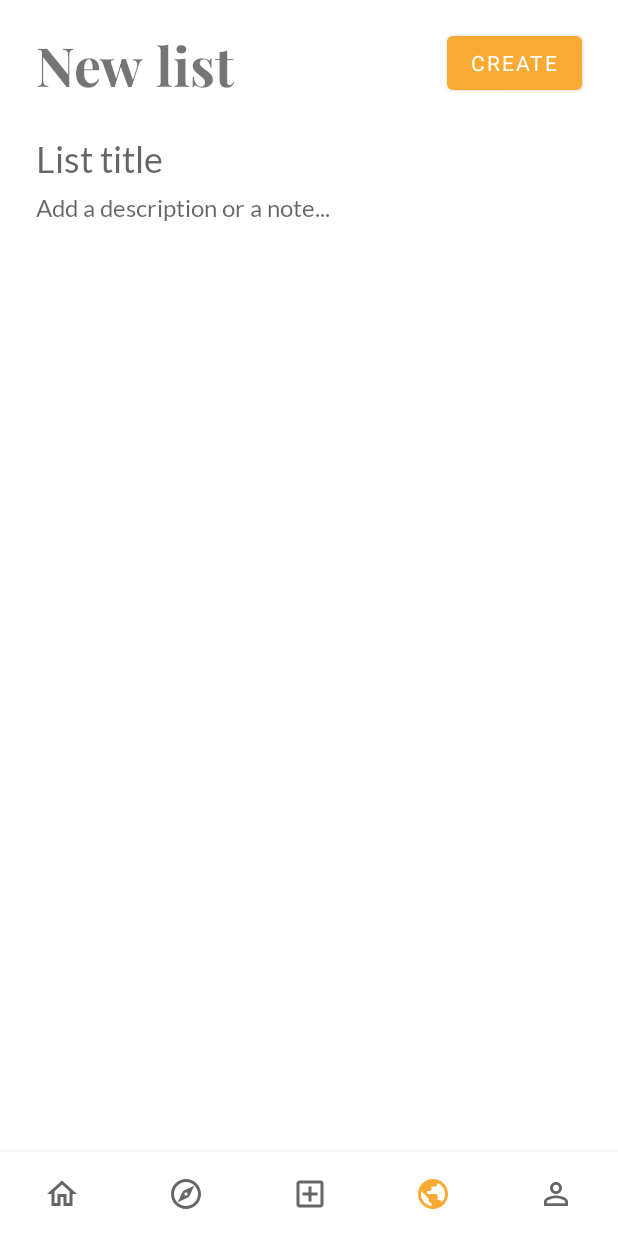
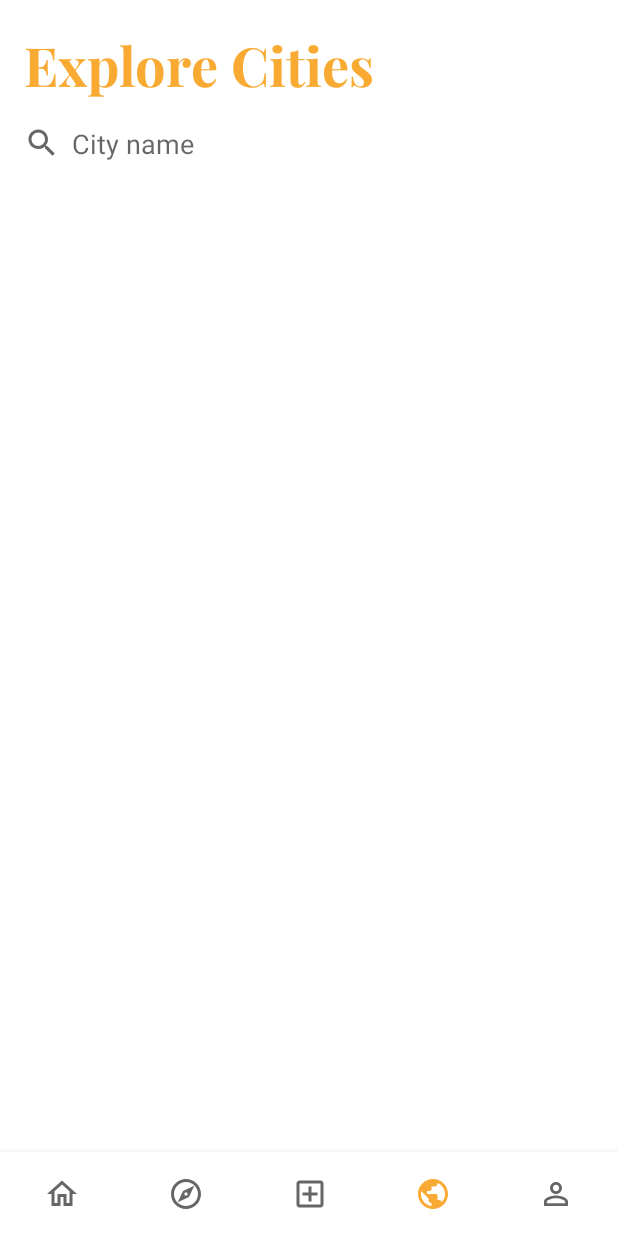
Before and after one commit to meoswift/Buckos, an Android app: the MainActivity screen opened directly, with no data from a screen before it, item 4 of the bottom bar chosen, on a phone screen of 412 x 824 dp. Run offline under Robolectric (Android 15) with nearby library versions, the phone set to English and light mode, and no system bars; Roboto replaces fonts that are not available here.

Commit message:
Create layout for Explore cities/Travel fragment

```diff
--- a/app/src/main/AndroidManifest.xml
+++ b/app/src/main/AndroidManifest.xml
@@ -25,9 +25,9 @@
             android:label="@string/title_activity_hello"
             android:theme="@style/AppTheme.NoActionBar" />
         <activity android:name=".main_screen.create_new_list.AddListFragment" />
-        <activity android:name=".login_registration_screen.SignUpActivity" />
+        <activity android:name=".login_registration.SignUpActivity" />
         <activity android:name=".main_screen.MainActivity" />
-        <activity android:name=".login_registration_screen.LoginActivity">
+        <activity android:name=".login_registration.LoginActivity">
             <intent-filter>
                 <action android:name="android.intent.action.MAIN" />
 
--- a/app/src/main/java/com/example/buckos/login_registration_screen/LoginActivity.java
+++ b/app/src/main/java/com/example/buckos/login_registration/LoginActivity.java
@@ -1,4 +1,4 @@
-package com.example.buckos.login_registration_screen;
+package com.example.buckos.login_registration;
 
 import androidx.appcompat.app.AppCompatActivity;
 
--- a/app/src/main/java/com/example/buckos/login_registration_screen/SignUpActivity.java
+++ b/app/src/main/java/com/example/buckos/login_registration/SignUpActivity.java
@@ -1,4 +1,4 @@
-package com.example.buckos.login_registration_screen;
+package com.example.buckos.login_registration;
 
 import androidx.appcompat.app.AppCompatActivity;
 
--- a/app/src/main/java/com/example/buckos/main_screen/MainActivity.java
+++ b/app/src/main/java/com/example/buckos/main_screen/MainActivity.java
@@ -11,6 +11,7 @@ import android.view.MenuItem;
 import com.example.buckos.R;
 import com.example.buckos.main_screen.create_new_list.AddListFragment;
 import com.example.buckos.main_screen.home_feed.HomeFragment;
+import com.example.buckos.main_screen.travel_explore.TravelFragment;
 import com.example.buckos.main_screen.user_profile.UserProfileFragment;
 import com.google.android.material.bottomnavigation.BottomNavigationView;
 
@@ -44,6 +45,9 @@ public class MainActivity extends AppCompatActivity {
                     case R.id.action_profile:
                         fragment = new UserProfileFragment();
                         break;
+                    case R.id.action_explore:
+                        fragment = new TravelFragment();
+                        break;
                     default:
                         break;
                 }
--- /dev/null
+++ b/app/src/main/java/com/example/buckos/main_screen/travel_explore/TravelFragment.java
@@ -0,0 +1,68 @@
+package com.example.buckos.main_screen.travel_explore;
+
+import android.os.Bundle;
+
+import androidx.annotation.NonNull;
+import androidx.annotation.Nullable;
+import androidx.fragment.app.Fragment;
+import androidx.recyclerview.widget.RecyclerView;
+
+import android.util.Log;
+import android.view.KeyEvent;
+import android.view.LayoutInflater;
+import android.view.View;
+import android.view.ViewGroup;
+import android.view.inputmethod.EditorInfo;
+import android.widget.EditText;
+import android.widget.TextView;
+
+import com.example.buckos.R;
+
+import java.util.List;
+
+public class TravelFragment extends Fragment {
+
+    private EditText mCityQueryEt;
+    private RecyclerView mCityResultsRv;
+
+    private List<String> mPointsOfInterest;
+
+    public TravelFragment() {
+        // Required empty public constructor
+    }
+
+    @Override
+    public View onCreateView(LayoutInflater inflater, ViewGroup container,
+                             Bundle savedInstanceState) {
+        // Inflate the layout for this fragment
+        return inflater.inflate(R.layout.fragment_travel, container, false);
+    }
+
+    @Override
+    public void onViewCreated(@NonNull View view, @Nullable Bundle savedInstanceState) {
+        super.onViewCreated(view, savedInstanceState);
+
+        // Find views
+        mCityQueryEt = view.findViewById(R.id.cityInputEt);
+        mCityResultsRv = view.findViewById(R.id.cityResultsRv);
+
+        getSearchCityResults();
+    }
+
+    public void getSearchCityResults() {
+        mCityQueryEt.setOnEditorActionListener(new TextView.OnEditorActionListener() {
+            @Override
+            public boolean onEditorAction(TextView v, int actionId, KeyEvent event) {
+                if (actionId == EditorInfo.IME_ACTION_SEARCH) {
+                    performSearch();
+                    return true;
+                }
+                return false;
+            }
+        });
+    }
+
+    private void performSearch() {
+        Log.d("debug", "hello");
+    }
+}
--- /dev/null
+++ b/app/src/main/res/drawable/ic_baseline_search_24.xml
@@ -0,0 +1,10 @@
+<vector xmlns:android="http://schemas.android.com/apk/res/android"
+    android:width="24dp"
+    android:height="24dp"
+    android:viewportWidth="24"
+    android:viewportHeight="24"
+    android:tint="?attr/colorControlNormal">
+  <path
+      android:fillColor="@android:color/white"
+      android:pathData="M15.5,14h-0.79l-0.28,-0.27C15.41,12.59 16,11.11 16,9.5 16,5.91 13.09,3 9.5,3S3,5.91 3,9.5 5.91,16 9.5,16c1.61,0 3.09,-0.59 4.23,-1.57l0.27,0.28v0.79l5,4.99L20.49,19l-4.99,-5zM9.5,14C7.01,14 5,11.99 5,9.5S7.01,5 9.5,5 14,7.01 14,9.5 11.99,14 9.5,14z"/>
+</vector>
--- a/app/src/main/res/layout/activity_login.xml
+++ b/app/src/main/res/layout/activity_login.xml
@@ -5,7 +5,7 @@
     android:id="@+id/signUpTv"
     android:layout_width="match_parent"
     android:layout_height="match_parent"
-    tools:context=".login_registration_screen.LoginActivity">
+    tools:context=".login_registration.LoginActivity">
 
     <com.google.android.material.textfield.TextInputLayout
         android:id="@+id/textInputLayout"
@@ -60,7 +60,7 @@
         android:layout_marginTop="16dp"
         android:fontFamily="@font/playfair_display_bold"
         android:text="Buck It!"
-        android:textColor="#6BB8E4"
+        android:textColor="@color/colorPrimary"
         android:textColorLink="#35A7DF"
         android:textSize="50sp"
         android:textStyle="normal"
@@ -91,7 +91,7 @@
         android:layout_marginTop="16dp"
         android:onClick="onCreateAccountClicked"
         android:text="Create an account"
-        android:textColor="#039BE5"
+        android:textColor="#1E88E5"
         app:layout_constraintEnd_toEndOf="parent"
         app:layout_constraintStart_toStartOf="parent"
         app:layout_constraintTop_toBottomOf="@+id/logInBtn" />
--- a/app/src/main/res/layout/activity_sign_up.xml
+++ b/app/src/main/res/layout/activity_sign_up.xml
@@ -5,7 +5,7 @@
     android:id="@+id/signUpTv"
     android:layout_width="match_parent"
     android:layout_height="match_parent"
-    tools:context=".login_registration_screen.LoginActivity">
+    tools:context=".login_registration.LoginActivity">
 
     <com.google.android.material.textfield.TextInputLayout
         android:id="@+id/textInputLayout"
@@ -105,8 +105,8 @@
         android:layout_marginTop="24dp"
         android:fontFamily="@font/playfair_display_bold"
         android:text="Let's get started!"
-        android:textColor="#58B8EF"
-        android:textSize="30sp"
+        android:textColor="@color/colorPrimary"
+        android:textSize="36sp"
         android:textStyle="normal"
         app:layout_constraintEnd_toEndOf="parent"
         app:layout_constraintStart_toStartOf="parent"
--- /dev/null
+++ b/app/src/main/res/layout/fragment_travel.xml
@@ -0,0 +1,59 @@
+<?xml version="1.0" encoding="utf-8"?>
+<androidx.constraintlayout.widget.ConstraintLayout xmlns:android="http://schemas.android.com/apk/res/android"
+    xmlns:app="http://schemas.android.com/apk/res-auto"
+    xmlns:tools="http://schemas.android.com/tools"
+    android:layout_width="match_parent"
+    android:layout_height="match_parent"
+    tools:context=".main_screen.travel_explore.TravelFragment">
+
+
+    <ImageView
+        android:id="@+id/searchIcon"
+        android:layout_width="wrap_content"
+        android:layout_height="wrap_content"
+        android:layout_marginStart="16dp"
+        android:layout_marginTop="16dp"
+        android:src="@drawable/ic_baseline_search_24"
+        app:layout_constraintStart_toStartOf="parent"
+        app:layout_constraintTop_toBottomOf="@+id/exploreLabel" />
+
+    <TextView
+        android:id="@+id/exploreLabel"
+        android:layout_width="wrap_content"
+        android:layout_height="wrap_content"
+        android:layout_marginStart="16dp"
+        android:layout_marginTop="16dp"
+        android:fontFamily="@font/playfair_display_bold"
+        android:text="Explore Cities"
+        android:textColor="@color/colorPrimary"
+        android:textSize="36sp"
+        app:layout_constraintStart_toStartOf="parent"
+        app:layout_constraintTop_toTopOf="parent" />
+
+    <EditText
+        android:id="@+id/cityInputEt"
+        android:layout_width="0dp"
+        android:layout_height="wrap_content"
+        android:layout_marginStart="8dp"
+        android:layout_marginEnd="16dp"
+        android:background="#00FFFFFF"
+        android:ems="10"
+        android:hint="City name"
+        android:imeOptions="actionSearch"
+        android:inputType="textPersonName"
+        android:textSize="18sp"
+        app:layout_constraintBottom_toBottomOf="@+id/searchIcon"
+        app:layout_constraintEnd_toEndOf="parent"
+        app:layout_constraintStart_toEndOf="@+id/searchIcon"
+        app:layout_constraintTop_toTopOf="@+id/searchIcon" />
+
+    <androidx.recyclerview.widget.RecyclerView
+        android:id="@+id/cityResultsRv"
+        android:layout_width="0dp"
+        android:layout_height="0dp"
+        android:layout_marginTop="16dp"
+        app:layout_constraintBottom_toBottomOf="parent"
+        app:layout_constraintEnd_toEndOf="parent"
+        app:layout_constraintStart_toStartOf="parent"
+        app:layout_constraintTop_toBottomOf="@+id/cityInputEt" />
+</androidx.constraintlayout.widget.ConstraintLayout>
```
Also changed, not shown: app/src/main/java/com/example/buckos/main_screen/user_profile/display_item_details/display_done_items/DoneFragment.java (+11 -2 lines), app/src/main/res/layout/activity_item_details.xml (+7 -12 lines), app/src/main/res/layout/activity_list_details.xml (+12 -7 lines).
